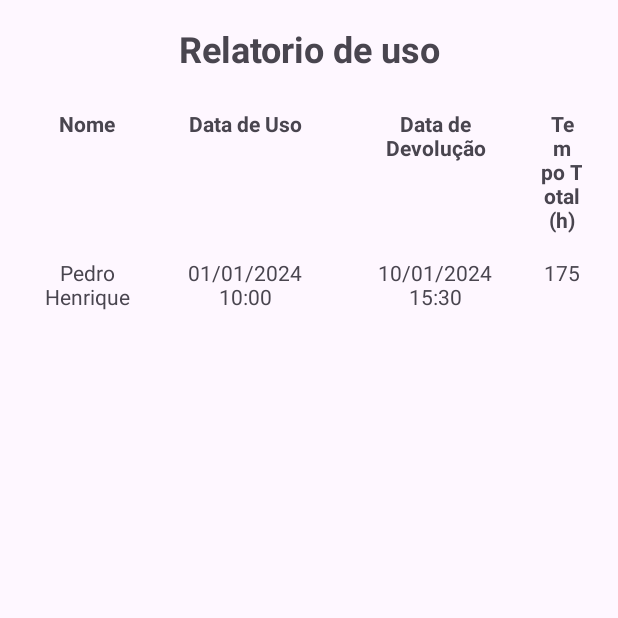
After one commit to julianvitor/Empilha, an Android app: the AdminActivity screen opened directly, with no data from a screen before it, on a phone screen of 412 x 824 dp, the top half of it. The commit adds this screen. Run offline under Robolectric (Android 15) with nearby library versions, the phone set to English and light mode, and no system bars.

Commit message:
4 reles, atividade do administrador

```diff
--- a/Ali/app/src/main/AndroidManifest.xml
+++ b/Ali/app/src/main/AndroidManifest.xml
@@ -6,6 +6,10 @@
     <uses-permission android:name="android.permission.INTERNET" />
     <uses-permission android:name="android.permission.READ_EXTERNAL_STORAGE" />
     <uses-permission android:name="android.permission.WRITE_EXTERNAL_STORAGE" />
+    <uses-permission android:name="android.permission.ACCESS_WIFI_STATE"/>
+    <uses-permission android:name="android.permission.CHANGE_WIFI_STATE"/>
+    <uses-permission android:name="android.permission.ACCESS_NETWORK_STATE"/>
+    <uses-permission android:name="android.permission.INTERNET"/>
 
 
 
@@ -42,6 +46,13 @@
             android:exported="true">
         </activity>
 
+        <!-- AdminActivity -->
+        <activity
+            android:name=".AdminActivity"
+            android:exported="true">
+            >
+        </activity>
+
     </application>
 
 </manifest>
--- /dev/null
+++ b/Ali/app/src/main/java/com/example/ali/AdminActivity.kt
@@ -0,0 +1,12 @@
+package com.example.ali
+
+import android.os.Bundle
+import androidx.appcompat.app.AppCompatActivity
+
+class AdminActivity : AppCompatActivity() {
+    override fun onCreate(savedInstanceState: Bundle?) {
+        super.onCreate(savedInstanceState)
+        setContentView(R.layout.activity_admin)
+
+    }
+}
--- a/Ali/app/src/main/java/com/example/ali/DashboardActivity.kt
+++ b/Ali/app/src/main/java/com/example/ali/DashboardActivity.kt
@@ -22,14 +22,22 @@ class DashboardActivity : AppCompatActivity() {
         // Configurar OnClickListener para os botões
         val bay1Button: Button = findViewById(R.id.bay1)
         val bay2Button: Button = findViewById(R.id.bay2)
-        // Adicione os outros botões conforme necessário
+        val bay3Button: Button = findViewById(R.id.bay3)
+        val bay4Button: Button = findViewById(R.id.bay4)
+
+
 
         bay1Button.setOnClickListener {
             sendMessage("ativar 1")
         }
-
         bay2Button.setOnClickListener {
             sendMessage("ativar 2")
+        }
+        bay3Button.setOnClickListener {
+            sendMessage("ativar 3")
+        }
+        bay4Button.setOnClickListener {
+            sendMessage("ativar 4")
         }
         // mais botoes
     }
--- a/Ali/app/src/main/java/com/example/ali/MainActivity.kt
+++ b/Ali/app/src/main/java/com/example/ali/MainActivity.kt
@@ -31,6 +31,11 @@ class MainActivity : AppCompatActivity() {
 
             // Verificar se o usuário e a senha estão vazios
             if (usuario.isNotEmpty() && senha.isNotEmpty()) {
+                // Verificar se as credenciais são de administrador
+                if(usuario == "admin" && senha == "admin"){
+                    val intent = Intent(this, AdminActivity::class.java)
+                    startActivity(intent)
+                } else {
                     // Verificar as credenciais no banco de dados
                     val dbHelper = DatabaseHelper(this)
                     val isValidCredentials = dbHelper.verificarCredenciais(usuario, senha)
@@ -42,6 +47,7 @@ class MainActivity : AppCompatActivity() {
                     } else {
                         // Se as credenciais forem inválidas, exibir uma mensagem de erro
                         Toast.makeText(this, "Usuário ou senha inválidos", Toast.LENGTH_SHORT).show()
+                    }
                 }
             } else {
                 // Se o usuário ou a senha estiverem vazios, exibir uma mensagem de erro
--- /dev/null
+++ b/Ali/app/src/main/res/layout/activity_admin.xml
@@ -0,0 +1,103 @@
+<?xml version="1.0" encoding="utf-8"?>
+<LinearLayout xmlns:android="http://schemas.android.com/apk/res/android"
+    android:layout_width="match_parent"
+    android:layout_height="match_parent"
+    android:orientation="vertical"
+    android:padding="16dp">
+
+    <TextView
+        android:layout_width="match_parent"
+        android:layout_height="wrap_content"
+        android:text="Relatorio de uso"
+        android:textSize="24sp"
+        android:textStyle="bold"
+        android:gravity="center_horizontal"/>
+
+    <TableLayout
+        android:layout_width="match_parent"
+        android:layout_height="wrap_content"
+        android:layout_marginTop="16dp">
+
+        <TableRow
+            android:layout_width="match_parent"
+            android:layout_height="wrap_content">
+
+            <TextView
+                android:layout_width="0dp"
+                android:layout_height="wrap_content"
+                android:layout_weight="2"
+                android:text="Nome"
+                android:textStyle="bold"
+                android:padding="8dp"
+                android:gravity="center"/>
+
+            <TextView
+                android:layout_width="0dp"
+                android:layout_height="wrap_content"
+                android:layout_weight="3"
+                android:text="Data de Uso"
+                android:textStyle="bold"
+                android:padding="8dp"
+                android:gravity="center"/>
+
+            <TextView
+                android:layout_width="0dp"
+                android:layout_height="wrap_content"
+                android:layout_weight="3"
+                android:text="Data de Devolução"
+                android:textStyle="bold"
+                android:padding="8dp"
+                android:gravity="center"/>
+
+            <TextView
+                android:layout_width="0dp"
+                android:layout_height="wrap_content"
+                android:layout_weight="1"
+                android:text="Tempo Total (h)"
+                android:textStyle="bold"
+                android:padding="8dp"
+                android:gravity="center"/>
+        </TableRow>
+
+        <!-- Exemplo de uma linha na tabela -->
+        <TableRow
+            android:layout_width="match_parent"
+            android:layout_height="wrap_content">
+
+            <TextView
+                android:layout_width="0dp"
+                android:layout_height="wrap_content"
+                android:layout_weight="2"
+                android:text="Pedro Henrique"
+                android:padding="8dp"
+                android:gravity="center"/>
+
+            <TextView
+                android:layout_width="0dp"
+                android:layout_height="wrap_content"
+                android:layout_weight="3"
+                android:text="01/01/2024 10:00"
+                android:padding="8dp"
+                android:gravity="center"/>
+
+            <TextView
+                android:layout_width="0dp"
+                android:layout_height="wrap_content"
+                android:layout_weight="3"
+                android:text="10/01/2024 15:30"
+                android:padding="8dp"
+                android:gravity="center"/>
+
+            <TextView
+                android:layout_width="0dp"
+                android:layout_height="wrap_content"
+                android:layout_weight="1"
+                android:text="175"
+                android:padding="8dp"
+                android:gravity="center"/>
+        </TableRow>
+
+        <!-- Adicione mais linhas conforme necessário para mais itens na tabela -->
+    </TableLayout>
+
+</LinearLayout>
```
Lines whose indentation alone changed are shown as unchanged.
